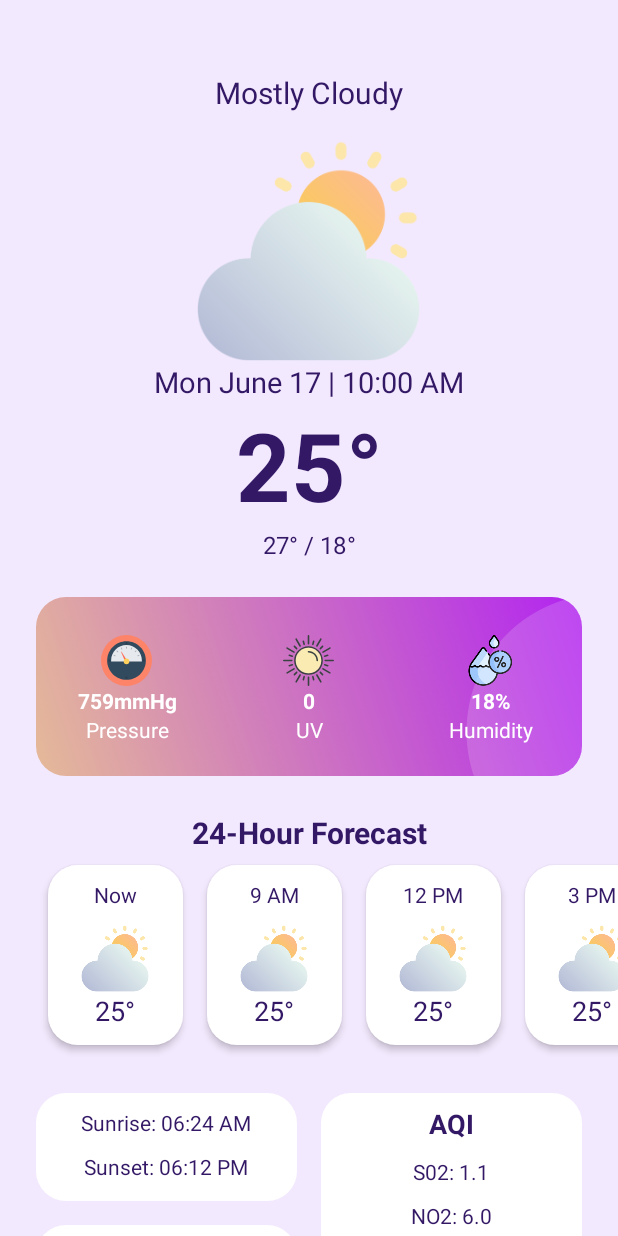
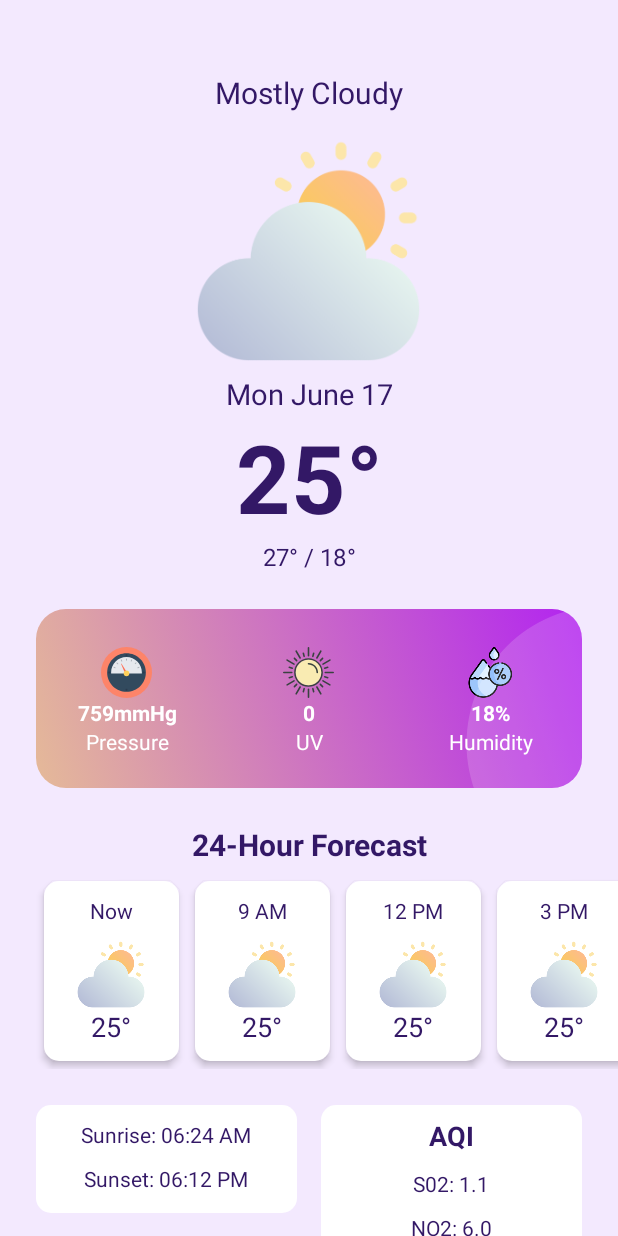
Before and after one commit to nureka-rodrigo/Kotlin-Weather-App, an Android app: the screen it shows after launch (MainActivity), on a phone screen of 412 x 824 dp. Run offline under Robolectric (Android 15) with nearby library versions, the phone set to English and light mode, and no system bars.

Commit message:
Minor enhancements

```diff
--- a/app/src/main/res/drawable/white_hourly_background.xml
+++ b/app/src/main/res/drawable/white_hourly_background.xml
@@ -2,7 +2,7 @@
 <selector xmlns:android="http://schemas.android.com/apk/res/android">
     <item>
         <shape android:shape="rectangle">
-            <corners android:radius="20dp" />
+            <corners android:radius="10dp" />
             <solid android:color="@color/white" />
         </shape>
     </item>
--- a/app/src/main/res/layout/activity_main.xml
+++ b/app/src/main/res/layout/activity_main.xml
@@ -39,7 +39,8 @@
                 android:id="@+id/textView1"
                 android:layout_width="match_parent"
                 android:layout_height="wrap_content"
-                android:text="Mon June 17 | 10:00 AM"
+                android:layout_marginTop="8dp"
+                android:text="Mon June 17"
                 android:textAlignment="center"
                 android:textColor="@color/text_color"
                 android:textSize="19sp" />
@@ -210,6 +211,7 @@
                     android:layout_width="wrap_content"
                     android:layout_height="wrap_content"
                     android:layout_weight="1"
+                    android:layout_marginBottom="5dp"
                     android:text="24-Hour Forecast"
                     android:textAlignment="center"
                     android:textColor="@color/text_color"
@@ -363,5 +365,6 @@
             </LinearLayout>
 
         </LinearLayout>
+
     </ScrollView>
 </androidx.constraintlayout.widget.ConstraintLayout>
--- a/app/src/main/res/layout/viewholder_hourly.xml
+++ b/app/src/main/res/layout/viewholder_hourly.xml
@@ -3,7 +3,7 @@
     xmlns:app="http://schemas.android.com/apk/res-auto"
     android:layout_width="90dp"
     android:layout_height="120dp"
-    android:layout_margin="8dp"
+    android:layout_margin="5dp"
     android:background="@drawable/white_hourly_background"
     android:elevation="3dp">
 
--- a/app/src/main/res/values/strings.xml
+++ b/app/src/main/res/values/strings.xml
@@ -1,3 +1,3 @@
 <resources>
-    <string name="app_name">Kotlin-Weather-App</string>
+    <string name="app_name">Weather-X</string>
 </resources>
```
